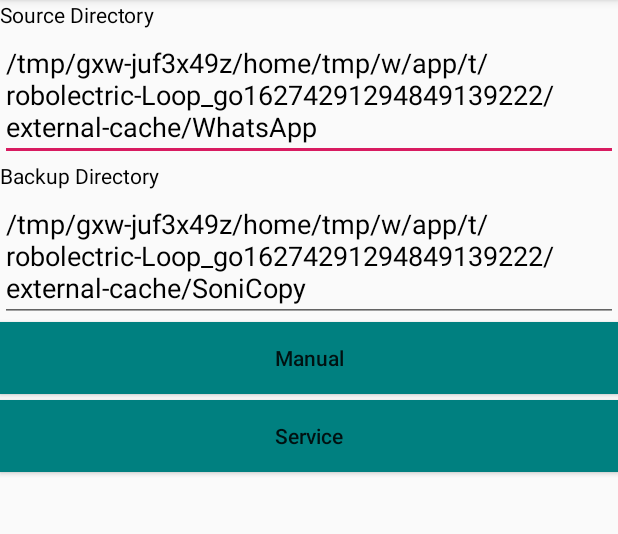
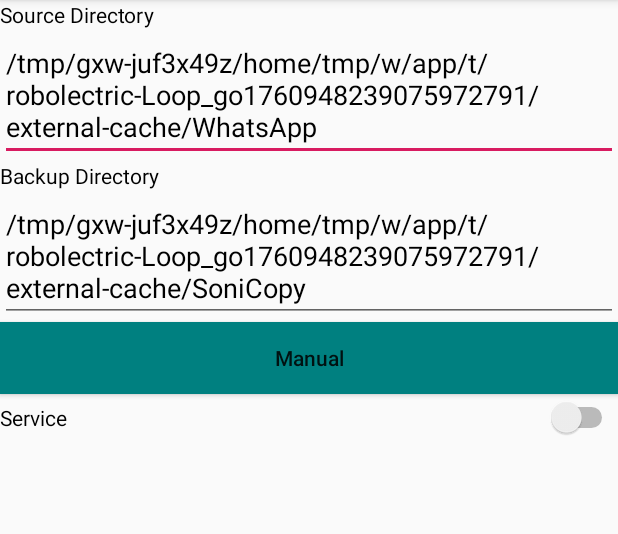
Before and after one commit to sidjoshi12/SoniCopy, an Android app: the screen it shows after launch (Main2Activity), on a phone screen of 412 x 824 dp, the part 84-618 px from its top. Run offline under Robolectric (Android 15) with nearby library versions, the phone set to English and light mode, and no system bars.

Commit message:
service switch added

```diff
--- a/app/build.gradle
+++ b/app/build.gradle
@@ -4,7 +4,7 @@ android {
     compileSdkVersion 28
     defaultConfig {
         applicationId "com.siddharth.sonicopy"
-        minSdkVersion 15
+        minSdkVersion 21
         targetSdkVersion 28
         versionCode 1
         versionName "1.0"
--- a/app/src/main/java/com/siddharth/sonicopy/FileObserverService.java
+++ b/app/src/main/java/com/siddharth/sonicopy/FileObserverService.java
@@ -49,6 +49,7 @@ public class FileObserverService extends Service {
                 replicate.ProcessFiles(yoursrc,yourbackup);
             }
         };
+        mImagesObserver.startWatching(); // The FileObserver starts watching
 
         //Videos
         mVideoObserver = new FileObserver(mSource+ File.separator + "Media/WhatsApp Video") {
@@ -66,7 +67,6 @@ public class FileObserverService extends Service {
             }
         };
         mVideoObserver.startWatching(); // The FileObserver starts watching
-        mImagesObserver.startWatching(); // The FileObserver starts watching
     }
 
     @Override
--- a/app/src/main/java/com/siddharth/sonicopy/Main2Activity.java
+++ b/app/src/main/java/com/siddharth/sonicopy/Main2Activity.java
@@ -1,6 +1,7 @@
 package com.siddharth.sonicopy;
 
 import android.Manifest;
+import android.app.ActivityManager;
 import android.content.Context;
 import android.content.Intent;
 import android.content.SharedPreferences;
@@ -13,7 +14,9 @@ import android.support.v7.app.AppCompatActivity;
 import android.os.Bundle;
 import android.util.Log;
 import android.view.View;
+import android.widget.CompoundButton;
 import android.widget.EditText;
+import android.widget.Switch;
 
 import java.io.File;
 import java.io.FileInputStream;
@@ -29,6 +32,7 @@ public class Main2Activity extends AppCompatActivity {
     EditText txtSource,txtBackup;
     Context context;
     SharedPreferences sharedPref;
+    Switch swService;
 
     @Override
     protected void onCreate(Bundle savedInstanceState) {
@@ -39,6 +43,7 @@ public class Main2Activity extends AppCompatActivity {
         txtBackup=(EditText)findViewById(R.id.edBackup);
         context = getBaseContext();
         sharedPref = context.getSharedPreferences("mypref", Context.MODE_PRIVATE);
+        swService=(Switch)findViewById(R.id.switch1);
 
         if (ContextCompat.checkSelfPermission(this, Manifest.permission.READ_EXTERNAL_STORAGE) !=
                 PackageManager.PERMISSION_GRANTED) {
@@ -55,6 +60,33 @@ public class Main2Activity extends AppCompatActivity {
             txtSource.setText(sharedPref.getString("source",src));
             txtBackup.setText(sharedPref.getString("backup",backup));
 
+
+        boolean isServiceRunning = isMyServiceRunning(FileObserverService.class);
+        swService.setChecked(isServiceRunning);
+
+        swService.setOnCheckedChangeListener(new CompoundButton.OnCheckedChangeListener() {
+            public void onCheckedChanged(CompoundButton buttonView, boolean isChecked) {
+                if(isChecked){
+                    Intent intent = new Intent(context, FileObserverService.class);
+                    intent.putExtra("Source", txtSource.getText().toString());
+                    intent.putExtra("Backup", txtBackup.getText().toString());
+                    DataVariables.Source= txtSource.getText().toString();
+                    DataVariables.Backup= txtBackup.getText().toString();
+                    context.startService(intent);
+                }
+                boolean isServiceRunning = isMyServiceRunning(FileObserverService.class);
+                swService.setChecked(isServiceRunning);
+            }
+        });
+    }
+    private boolean isMyServiceRunning(Class<?> serviceClass) {
+        ActivityManager manager = (ActivityManager) getSystemService(Context.ACTIVITY_SERVICE);
+        for (ActivityManager.RunningServiceInfo service : manager.getRunningServices(Integer.MAX_VALUE)) {
+            if (serviceClass.getName().equals(service.service.getClassName())) {
+                return true;
+            }
+        }
+        return false;
     }
     public void Manual_Click(View v){
         v.setBackgroundColor(Color.rgb(255,140,0));//Dark Orange
@@ -84,8 +116,17 @@ public class Main2Activity extends AppCompatActivity {
         DataVariables.Source= txtSource.getText().toString();
         DataVariables.Backup= txtBackup.getText().toString();
         this.startService(intent);
+
+        boolean isServiceRunning = isMyServiceRunning(FileObserverService.class);
+        swService.setChecked(isServiceRunning);
     }
-
+    @Override
+    public void onResume(){
+        super.onResume();
+        // put your code here...
+        boolean isServiceRunning = isMyServiceRunning(FileObserverService.class);
+        swService.setChecked(isServiceRunning);
+    }
     private void CreateDirectoryIfNotExist(){
         File SoniCopy = new File(txtBackup.getText().toString());
         if (!SoniCopy.exists())
--- a/app/src/main/res/layout/activity_main2.xml
+++ b/app/src/main/res/layout/activity_main2.xml
@@ -51,5 +51,13 @@
         android:background="@color/teal"
         android:layout_marginTop="1pt"
         android:textAllCaps="false"
+        android:visibility="gone"
         android:id="@+id/btnStart"/>
+
+    <Switch
+        android:id="@+id/switch1"
+        android:layout_width="match_parent"
+        android:layout_height="wrap_content"
+        android:theme="@style/SwitchTheme"
+        android:text="Service" />
 </LinearLayout>
--- a/app/src/main/res/values/styles.xml
+++ b/app/src/main/res/values/styles.xml
@@ -8,4 +8,7 @@
         <item name="colorAccent">@color/colorAccent</item>
     </style>
 
+    <style name="SwitchTheme" parent="Theme.AppCompat.Light">
+        <item name="android:colorControlActivated">#008080</item>
+    </style>
 </resources>
```
Also changed, not shown: app/src/main/java/com/siddharth/sonicopy/ServiceTools.java (added, +25 -0 lines).
